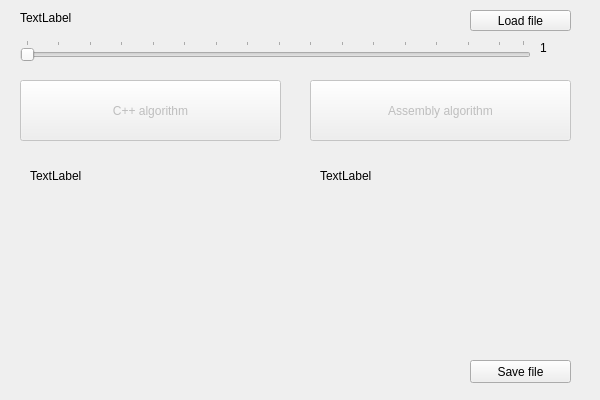
The window that JAProjekt/JAProjekt/JAProjekt.ui (michalpatryk/PolslAssembly) describes before a commit, drawn with Qt 5.
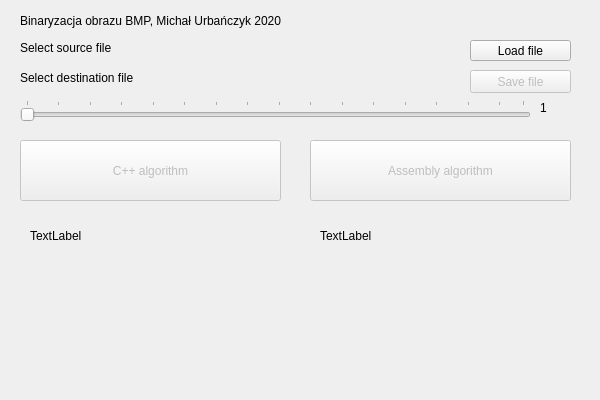
The same window after the commit.

The edit to the form file:
```diff
--- a/JAProjekt/JAProjekt/JAProjekt.ui
+++ b/JAProjekt/JAProjekt/JAProjekt.ui
@@ -17,7 +17,7 @@
    <property name="geometry">
     <rect>
      <x>470</x>
-     <y>10</y>
+     <y>40</y>
      <width>101</width>
      <height>21</height>
     </rect>
@@ -30,13 +30,13 @@
    <property name="geometry">
     <rect>
      <x>20</x>
-     <y>10</y>
+     <y>40</y>
      <width>431</width>
      <height>16</height>
     </rect>
    </property>
    <property name="text">
-    <string>TextLabel</string>
+    <string>Select source file</string>
    </property>
   </widget>
   <widget class="QPushButton" name="cppAlgButton">
@@ -46,7 +46,7 @@
    <property name="geometry">
     <rect>
      <x>20</x>
-     <y>80</y>
+     <y>140</y>
      <width>261</width>
      <height>61</height>
     </rect>
@@ -62,7 +62,7 @@
    <property name="geometry">
     <rect>
      <x>310</x>
-     <y>80</y>
+     <y>140</y>
      <width>261</width>
      <height>61</height>
     </rect>
@@ -75,7 +75,7 @@
    <property name="geometry">
     <rect>
      <x>30</x>
-     <y>150</y>
+     <y>210</y>
      <width>251</width>
      <height>51</height>
     </rect>
@@ -88,7 +88,7 @@
    <property name="geometry">
     <rect>
      <x>320</x>
-     <y>150</y>
+     <y>210</y>
      <width>251</width>
      <height>51</height>
     </rect>
@@ -98,10 +98,13 @@
    </property>
   </widget>
   <widget class="QPushButton" name="saveFileButton">
+   <property name="enabled">
+    <bool>false</bool>
+   </property>
    <property name="geometry">
     <rect>
      <x>470</x>
-     <y>360</y>
+     <y>70</y>
      <width>101</width>
      <height>23</height>
     </rect>
@@ -114,7 +117,7 @@
    <property name="geometry">
     <rect>
      <x>20</x>
-     <y>40</y>
+     <y>100</y>
      <width>511</width>
      <height>22</height>
     </rect>
@@ -142,7 +145,7 @@
    <property name="geometry">
     <rect>
      <x>540</x>
-     <y>40</y>
+     <y>100</y>
      <width>21</width>
      <height>16</height>
     </rect>
@@ -151,6 +154,32 @@
     <string>1</string>
    </property>
   </widget>
+  <widget class="QLabel" name="aboutLabel">
+   <property name="geometry">
+    <rect>
+     <x>20</x>
+     <y>10</y>
+     <width>551</width>
+     <height>21</height>
+    </rect>
+   </property>
+   <property name="text">
+    <string>Binaryzacja obrazu BMP, Michał Urbańczyk 2020</string>
+   </property>
+  </widget>
+  <widget class="QLabel" name="destinationSourceLabel">
+   <property name="geometry">
+    <rect>
+     <x>20</x>
+     <y>70</y>
+     <width>431</width>
+     <height>16</height>
+    </rect>
+   </property>
+   <property name="text">
+    <string>Select destination file</string>
+   </property>
+  </widget>
  </widget>
  <layoutdefault spacing="6" margin="11"/>
  <resources>
```
